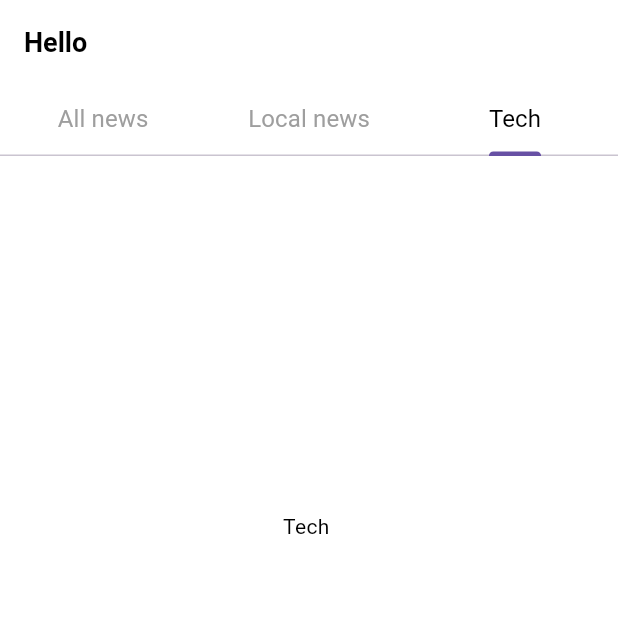
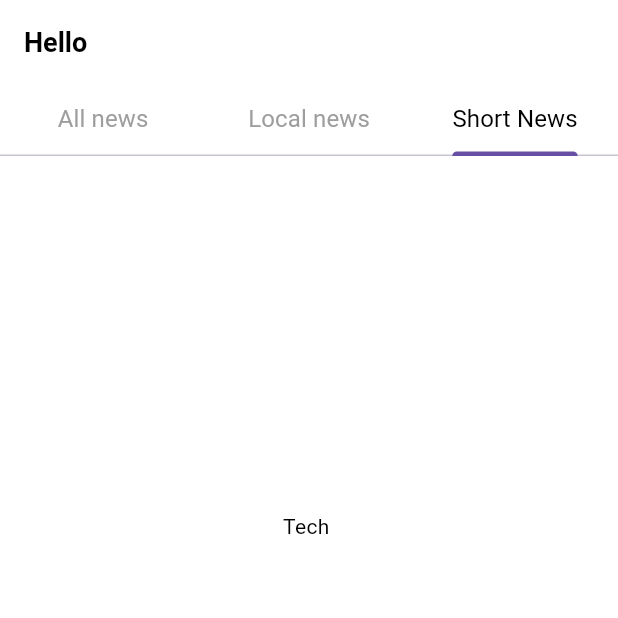
Before and after one commit to MamunCh0wdhury/JanatarBarta, a Flutter app: the screen it shows after launch, tab 3 chosen, on a phone screen of 412 x 824 dp, the top half of it. Run offline on Flutter 3.47's test engine with Material 3 defaults, Android fonts, the phone set to English and light mode, and no system bars; our stand-ins replace carousel_slider, get; network calls fail; Roboto replaces fonts that are missing (Poppins).

Commit message:
initial commit

```diff
--- a/lib/features/home/view/home_view.dart
+++ b/lib/features/home/view/home_view.dart
@@ -42,7 +42,7 @@ class _HomeViewState extends State<HomeView> with TickerProviderStateMixin {
               text: 'Local news',
             ),
             Tab(
-              text: 'Tech',
+              text: 'Short News',
             ),
           ]),
           /// -- TabBar View to display its contents
```
